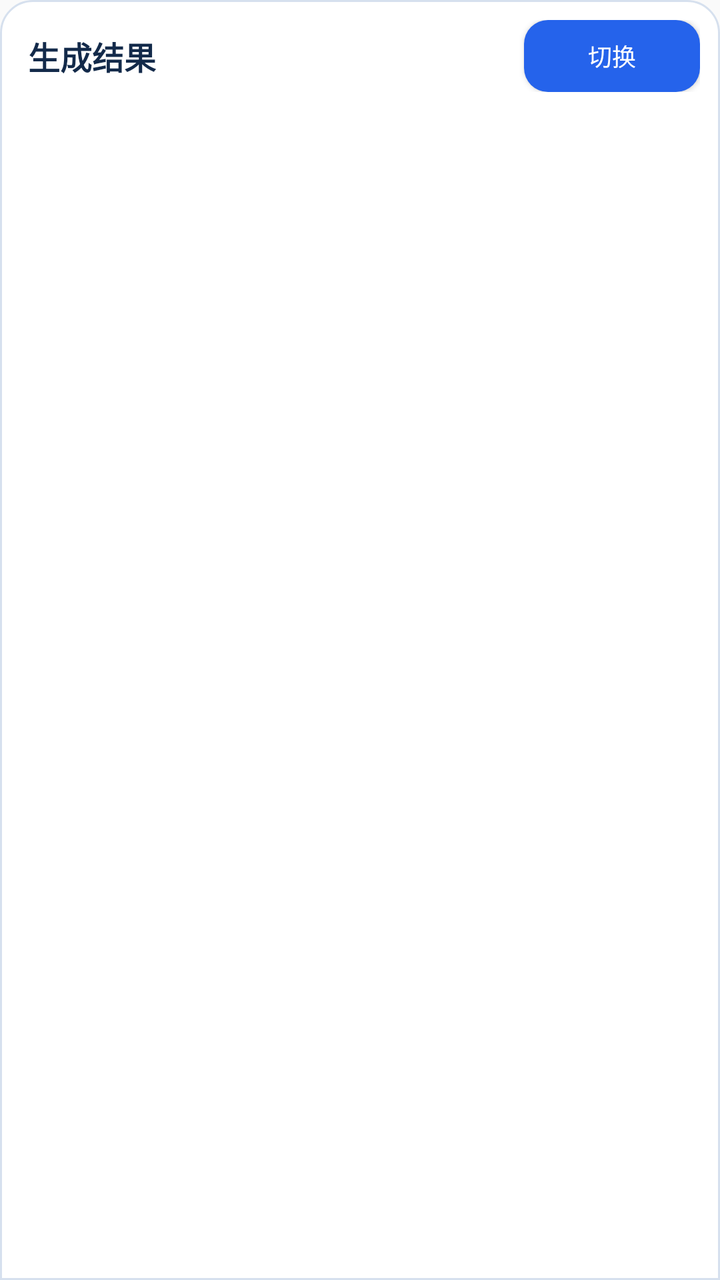
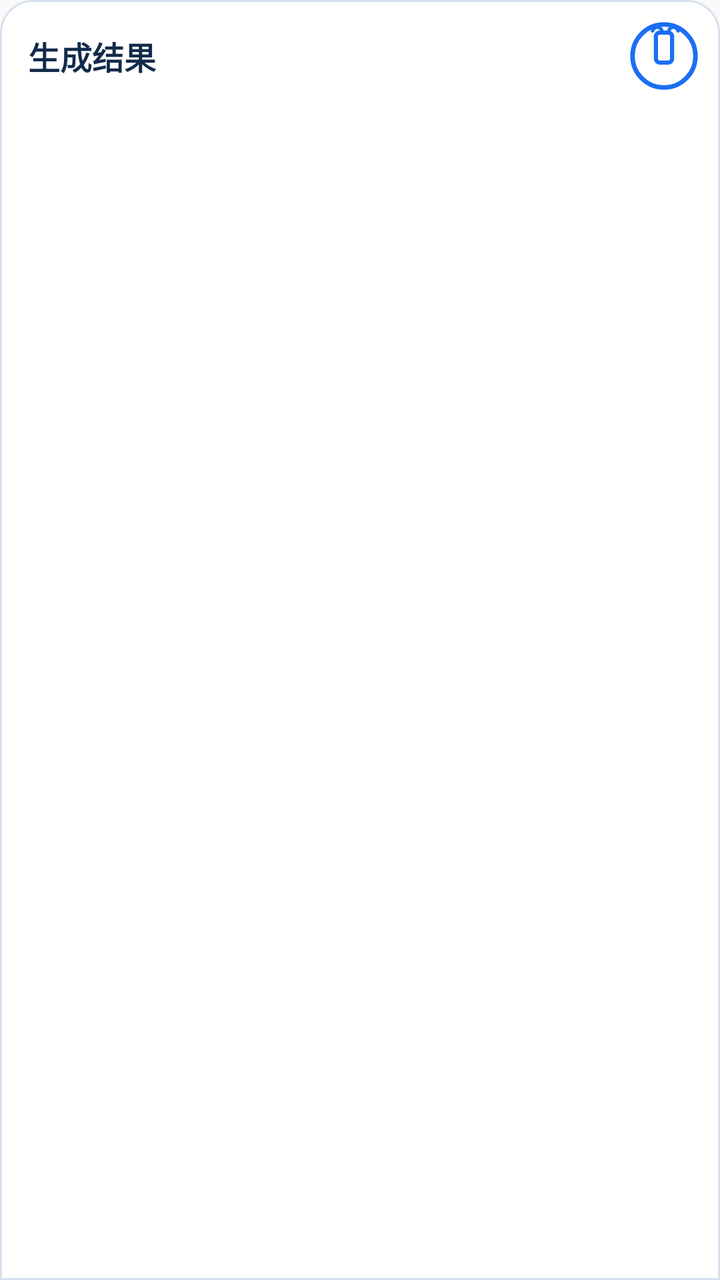

Two renders of the same Android screen: before a commit and after it. Below are the layout's source before the change and the commit's diff.
<!-- AndroidManifest.xml: application theme Theme.SuspendShell -->
<!-- res/layout/overlay_panel.xml -->
<?xml version="1.0" encoding="utf-8"?>
<LinearLayout xmlns:android="http://schemas.android.com/apk/res/android"
    android:layout_width="match_parent"
    android:layout_height="match_parent"
    android:background="@drawable/bg_panel_bottom"
    android:orientation="vertical">

    
    <LinearLayout
        android:layout_width="match_parent"
        android:layout_height="wrap_content"
        android:gravity="center_vertical"
        android:orientation="horizontal"
        android:paddingLeft="14dp"
        android:paddingTop="10dp"
        android:paddingRight="10dp"
        android:paddingBottom="6dp">

        <TextView
            android:id="@+id/tvPanelTitle"
            android:layout_width="0dp"
            android:layout_height="wrap_content"
            android:layout_weight="1"
            android:ellipsize="end"
            android:maxLines="1"
            android:text="生成结果"
            android:textColor="#132A4A"
            android:textSize="16sp"
            android:textStyle="bold" />

        <Button
            android:id="@+id/btnToggle"
            android:layout_width="wrap_content"
            android:layout_height="36dp"
            android:background="@drawable/bg_btn"
            android:paddingLeft="16dp"
            android:paddingRight="16dp"
            android:text="切换"
            android:textColor="#FFFFFF"
            android:textSize="12sp" />
    </LinearLayout>

    
    <ScrollView
        android:layout_width="match_parent"
        android:layout_height="0dp"
        android:layout_marginTop="2dp"
        android:layout_weight="1"
        android:fillViewport="true"
        android:scrollbars="vertical">

        <LinearLayout
            android:id="@+id/llContent"
            android:layout_width="match_parent"
            android:layout_height="wrap_content"
            android:orientation="vertical"
            android:paddingLeft="14dp"
            android:paddingRight="14dp"
            android:paddingBottom="14dp" />
    </ScrollView>
</LinearLayout>
<!-- resources referenced by this layout -->
<resources>
  <!-- drawable bg_btn (drawable) -->
  <?xml version="1.0" encoding="utf-8"?>
  <shape xmlns:android="http://schemas.android.com/apk/res/android" android:shape="rectangle">
      <solid android:color="#2563EB" />
      <corners android:radius="12dp" />
  </shape>
  <!-- drawable bg_panel_bottom (drawable) -->
  <?xml version="1.0" encoding="utf-8"?>
  <shape xmlns:android="http://schemas.android.com/apk/res/android" android:shape="rectangle">
      <solid android:color="#F7FFFFFF" />
      <corners android:topLeftRadius="16dp" android:topRightRadius="16dp"
          android:bottomLeftRadius="0dp" android:bottomRightRadius="0dp" />
      <stroke android:width="1dp" android:color="#D6E0EE" />
  </shape>
  <style name="Theme.SuspendShell" parent="Theme.AppCompat.Light.DarkActionBar" />
</resources>

<!-- the commit's change to res/layout/overlay_panel.xml (unified diff, before → after) -->
@@ -28,16 +28,12 @@
             android:textSize="16sp"
             android:textStyle="bold" />
 
-        <Button
+        <ImageView
             android:id="@+id/btnToggle"
-            android:layout_width="wrap_content"
+            android:layout_width="36dp"
             android:layout_height="36dp"
-            android:background="@drawable/bg_btn"
-            android:paddingLeft="16dp"
-            android:paddingRight="16dp"
-            android:text="切换"
-            android:textColor="#FFFFFF"
-            android:textSize="12sp" />
+            android:contentDescription="切换"
+            android:src="@drawable/ic_toggle" />
     </LinearLayout>
 
     
@@ -55,7 +51,7 @@
             android:layout_height="wrap_content"
             android:orientation="vertical"
             android:paddingLeft="14dp"
-            android:paddingRight="14dp"
+            android:paddingRight="0dp"
             android:paddingBottom="14dp" />
     </ScrollView>
 </LinearLayout>
<!-- resource entries referenced after the edit -->
@@ -1,11 +1,5 @@
 <!-- resources referenced by this layout -->
 <resources>
-  <!-- drawable bg_btn (drawable) -->
-  <?xml version="1.0" encoding="utf-8"?>
-  <shape xmlns:android="http://schemas.android.com/apk/res/android" android:shape="rectangle">
-      <solid android:color="#2563EB" />
-      <corners android:radius="12dp" />
-  </shape>
   <!-- drawable bg_panel_bottom (drawable) -->
   <?xml version="1.0" encoding="utf-8"?>
   <shape xmlns:android="http://schemas.android.com/apk/res/android" android:shape="rectangle">
@@ -14,6 +8,36 @@
           android:bottomLeftRadius="0dp" android:bottomRightRadius="0dp" />
       <stroke android:width="1dp" android:color="#D6E0EE" />
   </shape>
+  <!-- drawable ic_toggle (drawable) -->
+  <?xml version="1.0" encoding="utf-8"?>
+  <vector xmlns:android="http://schemas.android.com/apk/res/android"
+      android:width="36dp"
+      android:height="36dp"
+      android:viewportWidth="24"
+      android:viewportHeight="24">
+  
+      
+      <path
+          android:pathData="M12,1.5 A10.5,10.5 0 1,0 12,22.5 A10.5,10.5 0 1,0 12,1.5"
+          android:strokeColor="#1B6EF3"
+          android:strokeWidth="1.5"
+          android:fillColor="#00000000" />
+  
+      
+      <path
+          android:pathData="M10.6,4.2 h2.8 a1.3,1.3 0 0,1 1.3,1.3 v7.4 a1.3,1.3 0 0,1 -1.3,1.3 h-2.8 a1.3,1.3 0 0,1 -1.3,-1.3 v-7.4 a1.3,1.3 0 0,1 1.3,-1.3 z"
+          android:strokeColor="#1B6EF3"
+          android:strokeWidth="1.4"
+          android:fillColor="#00000000" />
+  
+      
+      <path
+          android:pathData="M8.2,3.6 a1.6,1.6 0 0,1 3.1,0 M13.6,3.6 a1.6,1.6 0 0,1 3.1,0"
+          android:strokeColor="#1B6EF3"
+          android:strokeWidth="1.2"
+          android:fillColor="#00000000"
+          android:strokeLineCap="round" />
+  </vector>
   <style name="Theme.SuspendShell" parent="Theme.AppCompat.Light.DarkActionBar" />
 </resources>
 
